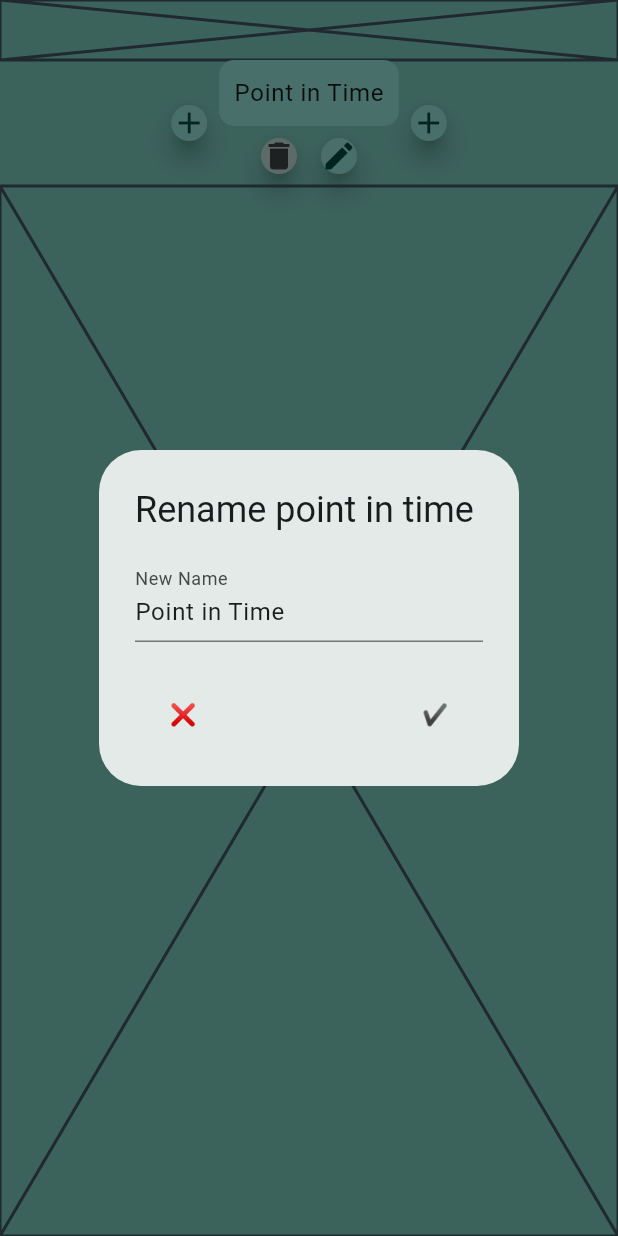
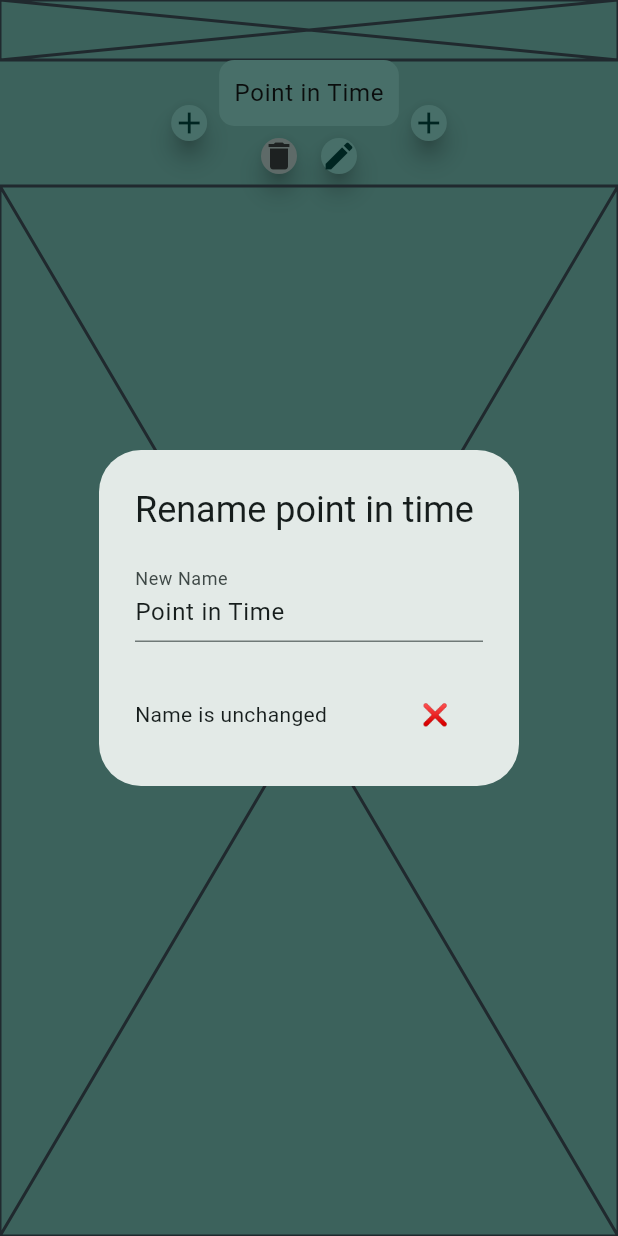
Before and after one commit to KiraResari/ceal-chronicler-f, a Flutter app: the screen it shows after launch, after a tap on the "add" icon, after a tap on the "delete" icon, after a tap on the "edit" icon, on a phone screen of 412 x 824 dp. Run offline on Flutter 3.47's test engine with Material 3 defaults, Android fonts, the phone set to English and light mode, and no system bars; our stand-ins replace event_bus, get_it; missing offline and left inert: optional.

Commit message:
Polished renaming of points in time

```diff
--- /dev/null
+++ b/lib/timeline/rename_point_in_time_alert_dialog.dart
@@ -0,0 +1,83 @@
+import 'package:ceal_chronicler_f/timeline/point_in_time.dart';
+import 'package:ceal_chronicler_f/timeline/rename_point_in_time_alert_dialog_controller.dart';
+import 'package:ceal_chronicler_f/utils/validation/invalid_result.dart';
+import 'package:ceal_chronicler_f/utils/validation/validation_result.dart';
+import 'package:flutter/material.dart';
+import 'package:provider/provider.dart';
+
+class RenamePointInTimeAlertDialog extends StatelessWidget {
+  final PointInTime point;
+
+  const RenamePointInTimeAlertDialog({super.key, required this.point});
+
+  @override
+  Widget build(BuildContext context) {
+    return ChangeNotifierProvider(
+      create: (context) => RenamePointInTimeAlertDialogController(point.name),
+      builder: (context, child) => _buildAlertDialog(context),
+    );
+  }
+
+  Widget _buildAlertDialog(BuildContext context) {
+    return AlertDialog(
+      title: const Text("Rename point in time"),
+      content: _buildTextField(context),
+      actions: <Widget>[
+        Row(
+          mainAxisAlignment: MainAxisAlignment.spaceBetween,
+          children: [
+            _buildConfirmButtonOrErrorText(context),
+            _buildCancelButton(context),
+          ],
+        ),
+      ],
+    );
+  }
+
+  Widget _buildTextField(BuildContext context) {
+    TextEditingController controller = context
+        .read<RenamePointInTimeAlertDialogController>()
+        .textEditingController;
+    return TextField(
+      controller: controller,
+      decoration: const InputDecoration(labelText: "New Name"),
+    );
+  }
+
+  Widget _buildConfirmButtonOrErrorText(BuildContext context) {
+    RenamePointInTimeAlertDialogController controller =
+        context.read<RenamePointInTimeAlertDialogController>();
+    String name = context
+        .watch<RenamePointInTimeAlertDialogController>()
+        .textEditingController
+        .text;
+    ValidationResult nameValidationResult = controller.validateNewName(name);
+    return nameValidationResult is InvalidResult
+        ? _buildErrorText(nameValidationResult)
+        : _buildConfirmButton(context);
+  }
+
+  Widget _buildErrorText(InvalidResult invalidResult) {
+    return Text(invalidResult.reason);
+  }
+
+  Widget _buildConfirmButton(BuildContext context) {
+    String name = context
+        .watch<RenamePointInTimeAlertDialogController>()
+        .textEditingController
+        .text;
+    return TextButton(
+      onPressed: () => Navigator.of(context).pop(name),
+      child: const Text("✔️"),
+    );
+  }
+
+  TextButton _buildCancelButton(BuildContext context) {
+    return TextButton(
+      onPressed: () {
+        Navigator.of(context).pop();
+      },
+      child: const Text("❌"),
+    );
+  }
+}
--- /dev/null
+++ b/lib/timeline/rename_point_in_time_alert_dialog_controller.dart
@@ -0,0 +1,34 @@
+import 'package:ceal_chronicler_f/timeline/point_in_time_repository.dart';
+import 'package:ceal_chronicler_f/utils/validation/valid_result.dart';
+import 'package:flutter/material.dart';
+
+import '../get_it_context.dart';
+import '../utils/validation/invalid_result.dart';
+import '../utils/validation/validation_result.dart';
+
+class RenamePointInTimeAlertDialogController extends ChangeNotifier {
+  final PointInTimeRepository _pointInTimeRepository =
+      getIt.get<PointInTimeRepository>();
+  final TextEditingController textEditingController;
+  final String _originalName;
+
+  RenamePointInTimeAlertDialogController(this._originalName)
+      : textEditingController = TextEditingController(text: _originalName) {
+    textEditingController.addListener(() {
+      notifyListeners();
+    });
+  }
+
+  ValidationResult validateNewName(String newName) {
+    if (newName == _originalName) {
+      return InvalidResult("Name is unchanged");
+    }
+    if (_pointInTimeRepository.existingNames.contains(newName)) {
+      return InvalidResult("Name is already taken");
+    }
+    if (newName.isEmpty) {
+      return InvalidResult("Name can't be empty");
+    }
+    return ValidResult();
+  }
+}
--- a/lib/timeline/rename_point_in_time_button.dart
+++ b/lib/timeline/rename_point_in_time_button.dart
@@ -6,6 +6,7 @@ import 'package:flutter/material.dart';
 import 'package:provider/provider.dart';
 
 import '../utils/widgets/small_circular_button.dart';
+import 'rename_point_in_time_alert_dialog.dart';
 
 class RenamePointInTimeButton extends SmallCircularButton {
   final PointInTime point;
@@ -31,50 +32,8 @@ class RenamePointInTimeButton extends SmallCircularButton {
     return showDialog(
       context: context,
       builder: (BuildContext context) {
-        TextEditingController textEditingController =
-            TextEditingController(text: point.name);
-        return AlertDialog(
-          title: const Text("Rename point in time"),
-          content: _buildRenameTextField(textEditingController),
-          actions: <Widget>[
-            Row(
-              mainAxisAlignment: MainAxisAlignment.spaceBetween,
-              children: [
-                _buildRenameCancelButton(context),
-                _buildRenameConfirmButton(context, textEditingController),
-              ],
-            ),
-          ],
-        );
+        return RenamePointInTimeAlertDialog(point: point);
       },
-    );
-  }
-
-  Widget _buildRenameTextField(TextEditingController textEditingController) {
-    return TextField(
-      controller: textEditingController,
-      decoration: const InputDecoration(labelText: "New Name"),
-    );
-  }
-
-  TextButton _buildRenameConfirmButton(
-    BuildContext context,
-    TextEditingController textEditingController,
-  ) {
-    return TextButton(
-      onPressed: () {
-        Navigator.of(context).pop(textEditingController.text);
-      },
-      child: const Text("✔️"),
-    );
-  }
-
-  TextButton _buildRenameCancelButton(BuildContext context) {
-    return TextButton(
-      onPressed: () {
-        Navigator.of(context).pop();
-      },
-      child: const Text("❌"),
     );
   }
 
--- a/lib/timeline/time_bar_controller.dart
+++ b/lib/timeline/time_bar_controller.dart
@@ -37,9 +37,10 @@ class TimeBarController extends ChangeNotifier {
 
   ValidationResult validateNewName(String newName) {
     if (_pointInTimeRepository.existingNames.contains(newName)) {
-      return InvalidResult(
-          "There is already a point in time named '$newName'.\n"
-          "All points in time must have unique names.");
+      return InvalidResult("Name is already taken");
+    }
+    if (newName.isEmpty) {
+      return InvalidResult("Name can't be empty");
     }
     return ValidResult();
   }
```
Also changed, not shown: 1 other file.
